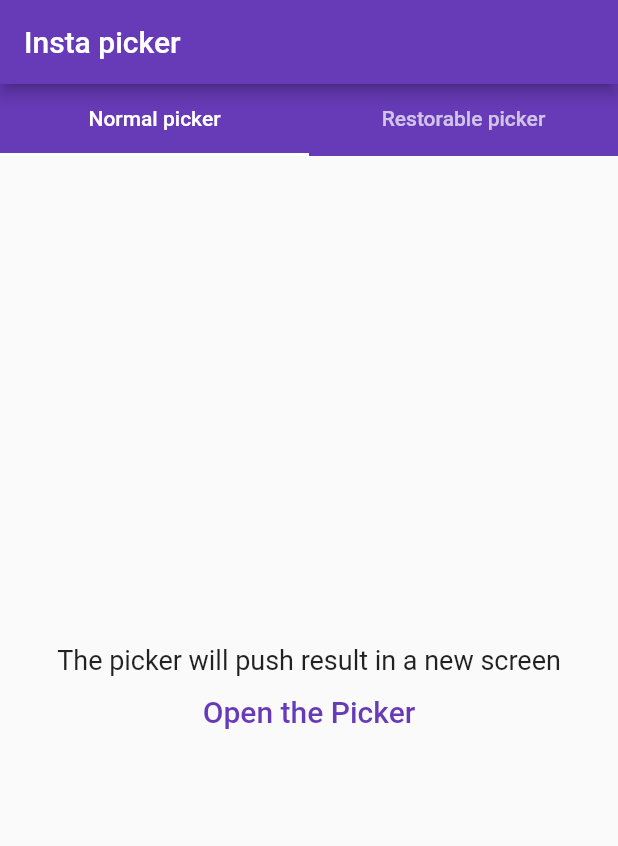
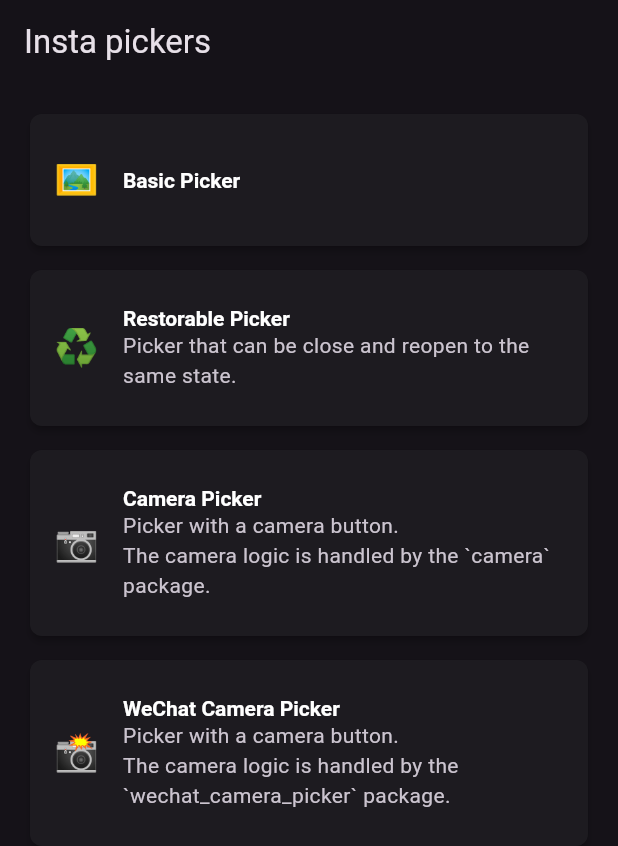
Before and after one commit to LeGoffMael/insta_assets_picker, a Flutter app: the screen it shows after launch, on a phone screen of 412 x 824 dp. Shown: the top 846 px of the screen. Run offline on Flutter 3.47's test engine with Material 2 defaults, Android fonts, the phone set to English and light mode, and no system bars; our stand-ins replace camera, extended_image; missing offline and left inert: fraction, insta_assets_crop, wechat_assets_picker, wechat_camera_picker.

Commit message:
✨ introduces camera examples

```diff
--- /dev/null
+++ b/example/lib/helpers.dart
@@ -0,0 +1,78 @@
+import 'package:flutter/material.dart';
+import 'package:insta_assets_picker/insta_assets_picker.dart';
+
+mixin InstaPickerInterface on Widget {
+  PickerDescription get description;
+
+  ThemeData getPickerTheme(BuildContext context) {
+    return InstaAssetPicker.themeData(Theme.of(context).colorScheme.primary)
+        .copyWith(
+      appBarTheme: const AppBarTheme(
+          titleTextStyle: TextStyle(color: Colors.white, fontSize: 16)),
+    );
+  }
+
+  AppBar get _appBar =>
+      AppBar(title: Text('${description.icon} ${description.label}'));
+
+  Column pickerColumn({
+    String? text,
+    required VoidCallback onPressed,
+  }) =>
+      Column(
+        mainAxisAlignment: MainAxisAlignment.center,
+        children: <Widget>[
+          Center(
+            child: Text(
+              text ??
+                  'The ${description.label} will push result in a new screen',
+              textAlign: TextAlign.center,
+              style: const TextStyle(fontSize: 18),
+            ),
+          ),
+          TextButton(
+            onPressed: onPressed,
+            child: FittedBox(
+              fit: BoxFit.cover,
+              child: Text(
+                'Open the ${description.label}',
+                style: const TextStyle(fontSize: 20),
+              ),
+            ),
+          ),
+        ],
+      );
+
+  Scaffold buildLayout(
+    BuildContext context, {
+    required VoidCallback onPressed,
+  }) =>
+      Scaffold(
+        appBar: _appBar,
+        body: Padding(
+          padding: const EdgeInsets.all(16),
+          child: pickerColumn(onPressed: onPressed),
+        ),
+      );
+
+  Scaffold buildCustomLayout(
+    BuildContext context, {
+    required Widget child,
+  }) =>
+      Scaffold(
+        appBar: _appBar,
+        body: Padding(padding: const EdgeInsets.all(16), child: child),
+      );
+}
+
+class PickerDescription {
+  final String icon;
+  final String label;
+  final String? description;
+
+  const PickerDescription({
+    required this.icon,
+    required this.label,
+    this.description,
+  });
+}
--- a/example/lib/main.dart
+++ b/example/lib/main.dart
@@ -1,9 +1,19 @@
+import 'package:camera/camera.dart';
 import 'package:flutter/material.dart';
 import 'package:flutter_localizations/flutter_localizations.dart';
-import 'package:insta_assets_picker/insta_assets_picker.dart';
-import 'package:insta_assets_picker_demo/widgets/crop_result_view.dart';
+import 'package:insta_assets_picker_demo/helpers.dart';
+import 'package:insta_assets_picker_demo/pages/basic_picker.dart';
+import 'package:insta_assets_picker_demo/pages/camera/camera_picker.dart';
+import 'package:insta_assets_picker_demo/pages/camera/wechat_camera_picker.dart';
+import 'package:insta_assets_picker_demo/pages/restorable_picker.dart';
 
-void main() => runApp(const MyApp());
+late List<CameraDescription> _cameras;
+
+Future<void> main() async {
+  WidgetsFlutterBinding.ensureInitialized();
+  _cameras = await availableCameras();
+  runApp(const MyApp());
+}
 
 class MyApp extends StatelessWidget {
   const MyApp({super.key});
@@ -13,8 +23,32 @@ class MyApp extends StatelessWidget {
     return MaterialApp(
       title: 'Insta Assets Picker Demo',
       // update to change the main theme of app + picker
-      theme: ThemeData(primarySwatch: Colors.deepPurple),
-      home: const PickerScreen(),
+      theme: ThemeData(
+        useMaterial3: true,
+        // primaryColor: Colors.blueAccent,
+        colorScheme: ColorScheme.fromSeed(
+          seedColor: Colors.deepPurple,
+          primary: Colors.deepPurple,
+          brightness: Brightness.dark,
+        ),
+        cardTheme: const CardTheme(
+          elevation: 2,
+          shape: RoundedRectangleBorder(
+            borderRadius: BorderRadius.all(Radius.circular(8)),
+          ),
+        ),
+        listTileTheme: const ListTileThemeData(
+          enableFeedback: true,
+          contentPadding: EdgeInsets.all(16),
+          shape: RoundedRectangleBorder(
+            borderRadius: BorderRadius.all(Radius.circular(8)),
+          ),
+          titleTextStyle: TextStyle(fontWeight: FontWeight.w600),
+          minLeadingWidth: 8,
+          leadingAndTrailingTextStyle: TextStyle(fontSize: 24),
+        ),
+      ),
+      home: const PickersScreen(),
       localizationsDelegates: const <LocalizationsDelegate<dynamic>>[
         GlobalWidgetsLocalizations.delegate,
         GlobalMaterialLocalizations.delegate,
@@ -24,176 +58,41 @@ class MyApp extends StatelessWidget {
   }
 }
 
-class PickerScreen extends StatefulWidget {
-  const PickerScreen({super.key});
-
-  @override
-  State<PickerScreen> createState() => _PickerScreenState();
-}
-
-class _PickerScreenState extends State<PickerScreen> {
-  final _instaAssetsPicker = InstaAssetPicker();
-  final _provider = DefaultAssetPickerProvider(maxAssets: 10);
-  late final ThemeData _pickerTheme =
-      InstaAssetPicker.themeData(Theme.of(context).primaryColor).copyWith(
-    appBarTheme: const AppBarTheme(
-        titleTextStyle: TextStyle(color: Colors.white, fontSize: 18)),
-  );
-
-  List<AssetEntity> selectedAssets = <AssetEntity>[];
-  InstaAssetsExportDetails? exportDetails;
-
-  @override
-  void dispose() {
-    _provider.dispose();
-    _instaAssetsPicker.dispose();
-    super.dispose();
-  }
-
-  Future<void> callRestorablePicker() async {
-    final List<AssetEntity>? result =
-        await _instaAssetsPicker.restorableAssetsPicker(
-      context,
-      title: 'Restorable',
-      closeOnComplete: true,
-      provider: _provider,
-      pickerTheme: _pickerTheme,
-      onCompleted: (cropStream) {
-        // example withtout StreamBuilder
-        cropStream.listen((event) {
-          if (mounted) {
-            setState(() {
-              exportDetails = event;
-            });
-          }
-        });
-      },
-    );
-
-    if (result != null) {
-      selectedAssets = result;
-      if (mounted) {
-        setState(() {});
-      }
-    }
-  }
+class PickersScreen extends StatelessWidget {
+  const PickersScreen({super.key});
 
   @override
   Widget build(BuildContext context) {
+    final List<InstaPickerInterface> pickers = [
+      const BasicPicker(),
+      const RestorablePicker(),
+      CameraPicker(camera: _cameras.first),
+      const WeChatCameraPicker(),
+    ];
+
     return Scaffold(
-      appBar: AppBar(title: const Text('Insta picker')),
-      body: DefaultTabController(
-        length: 2,
-        child: Column(
-          children: <Widget>[
-            const Material(
-              color: Colors.deepPurple,
-              child: TabBar(
-                tabs: [
-                  Tab(text: 'Normal picker'),
-                  Tab(text: 'Restorable picker'),
-                ],
+      appBar: AppBar(title: const Text('Insta pickers')),
+      body: ListView.separated(
+        padding: const EdgeInsets.all(16),
+        itemBuilder: (BuildContext context, int index) {
+          final PickerDescription description = pickers[index].description;
+
+          return Card(
+            child: ListTile(
+              leading: Text(description.icon),
+              title: Text(description.label),
+              subtitle: description.description != null
+                  ? Text(description.description!)
+                  : null,
+              onTap: () => Navigator.of(context).push(
+                MaterialPageRoute(builder: (context) => pickers[index]),
               ),
             ),
-            Expanded(
-              child: TabBarView(
-                children: [
-                  Column(
-                    mainAxisAlignment: MainAxisAlignment.center,
-                    children: <Widget>[
-                      const Center(
-                        child: Text(
-                          'The picker will push result in a new screen',
-                          style: TextStyle(fontSize: 18),
-                        ),
-                      ),
-                      TextButton(
-                        onPressed: () => InstaAssetPicker.pickAssets(
-                          context,
-                          title: 'Select images',
-                          maxAssets: 10,
-                          pickerTheme: _pickerTheme,
-                          onCompleted: (cropStream) {
-                            Navigator.push(
-                              context,
-                              MaterialPageRoute(
-                                builder: (context) => PickerCropResultScreen(
-                                    cropStream: cropStream),
-                              ),
-                            );
-                          },
-                        ),
-                        child: const Text(
-                          'Open the Picker',
-                          style: TextStyle(fontSize: 20),
-                        ),
-                      ),
-                    ],
-                  ),
-                  Column(
-                    mainAxisAlignment: MainAxisAlignment.center,
-                    children: <Widget>[
-                      Expanded(
-                        child: Column(
-                          mainAxisAlignment: MainAxisAlignment.center,
-                          children: <Widget>[
-                            const Center(
-                              child: Text(
-                                'The picker will restore the picker state.\n'
-                                'The preview, selected album and scroll position will be the same as before pop\n'
-                                'Using this picker means that you must dispose it manually',
-                                textAlign: TextAlign.center,
-                                style: TextStyle(fontSize: 18),
-                              ),
-                            ),
-                            TextButton(
-                              onPressed: callRestorablePicker,
-                              child: const Text(
-                                'Open the Restorable Picker',
-                                style: TextStyle(fontSize: 20),
-                              ),
-                            ),
-                          ],
-                        ),
-                      ),
-                      CropResultView(
-                        selectedAssets: selectedAssets,
-                        croppedFiles: exportDetails?.croppedFiles ?? [],
-                        progress: exportDetails?.progress,
-                      )
-                    ],
-                  ),
-                ],
-              ),
-            ),
-          ],
-        ),
+          );
+        },
+        separatorBuilder: (_, __) => const SizedBox(height: 8),
+        itemCount: pickers.length,
       ),
     );
   }
 }
-
-class PickerCropResultScreen extends StatelessWidget {
-  const PickerCropResultScreen({super.key, required this.cropStream});
-
-  final Stream<InstaAssetsExportDetails> cropStream;
-
-  @override
-  Widget build(BuildContext context) {
-    final height = MediaQuery.of(context).size.height - kToolbarHeight;
-
-    return Scaffold(
-      appBar: AppBar(title: const Text('Insta picker result')),
-      body: StreamBuilder<InstaAssetsExportDetails>(
-        stream: cropStream,
-        builder: (context, snapshot) => CropResultView(
-          selectedAssets: snapshot.data?.selectedAssets ?? [],
-          croppedFiles: snapshot.data?.croppedFiles ?? [],
-          progress: snapshot.data?.progress,
-          heightFiles: height / 2,
-          heightAssets: height / 4,
-        ),
-      ),
-    );
-  }
-}
--- a/example/pubspec.yaml
+++ b/example/pubspec.yaml
@@ -16,6 +16,11 @@ dependencies:
   insta_assets_picker:
     path: ../
 
+  # for camera examples
+  path: ^1.8.0
+  camera: ^0.10.5+4
+  wechat_camera_picker: ^4.0.2
+
 dev_dependencies:
   flutter_test:
     sdk: flutter
--- a/lib/insta_assets_picker.dart
+++ b/lib/insta_assets_picker.dart
@@ -8,5 +8,6 @@ export 'package:wechat_assets_picker/wechat_assets_picker.dart'
         AssetEntity,
         AssetEntityImageProvider,
         DefaultAssetPickerProvider,
-        SpecialItemPosition;
+        SpecialItemPosition,
+        PhotoManager;
 export 'package:wechat_assets_picker/src/delegates/asset_picker_text_delegate.dart';
```
Also changed, not shown: example/lib/pages/basic_picker.dart (added, +32 -0 lines), example/lib/pages/camera/camera_picker.dart (added, +161 -0 lines), example/lib/pages/camera/wechat_camera_picker.dart (added, +75 -0 lines), example/lib/pages/restorable_picker.dart (added, +85 -0 lines), example/lib/widgets/crop_result_view.dart (+25 -0 lines), lib/src/assets_picker.dart (+29 -6 lines), example/pubspec.lock, 2 other files.
